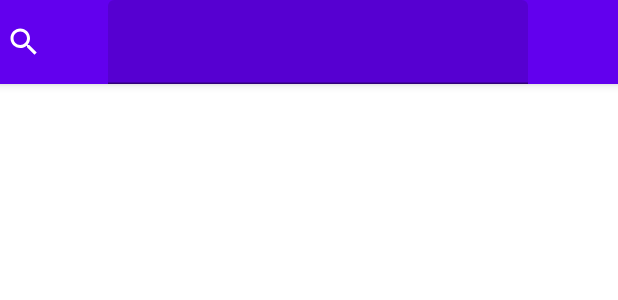
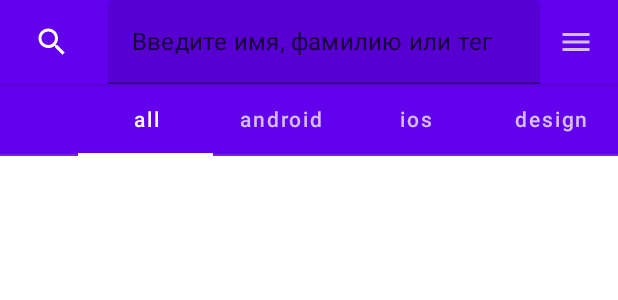
Before and after one commit to zdezak/Coder, an Android app built with Jetpack Compose: the @Preview function DefaultPreview, on a phone screen of 412 x 824 dp. Shown: the top 300 px of the screen. Run offline under Robolectric (Android 15) with nearby library versions, the phone set to English and light mode, and no system bars.

Commit message:
add TopAppBar and Tabs

```diff
--- a/app/src/main/java/com/zdez/coder/main/MainScreen.kt
+++ b/app/src/main/java/com/zdez/coder/main/MainScreen.kt
@@ -1,35 +1,84 @@
 package com.zdez.coder.main
 
+import androidx.compose.foundation.border
 import androidx.compose.foundation.clickable
+import androidx.compose.foundation.horizontalScroll
 import androidx.compose.foundation.layout.*
-import androidx.compose.foundation.lazy.LazyColumn
+import androidx.compose.foundation.lazy.*
+import androidx.compose.foundation.rememberScrollState
 import androidx.compose.material.*
 import androidx.compose.material.icons.Icons
-import androidx.compose.material.icons.filled.Home
+import androidx.compose.material.icons.filled.Menu
 import androidx.compose.material.icons.filled.Search
 import androidx.compose.runtime.*
 import androidx.compose.ui.Alignment
 import androidx.compose.ui.Modifier
-import androidx.compose.ui.text.style.TextAlign
 import androidx.compose.ui.unit.dp
 import androidx.navigation.NavController
 
 @Composable
 fun MainScreen(navController: NavController) {
-
-    var textForSearch by remember {mutableStateOf("")    }
+    val expanded = remember { mutableStateOf(false) }
+    val order = remember { mutableStateOf("firstName") }
+    var textForSearch by remember { mutableStateOf("") }
+    val selectedTabIndex = remember { mutableStateOf(0)}
+    val tabs = listOf<String>(
+        "all",
+        "android",
+        "ios",
+        "design",
+        "management",
+        "qa",
+        "back_office",
+        "frontend",
+        "hr",
+        "pr",
+        "backend",
+        "support",
+        "analytics"
+    )
 
     Scaffold(topBar = {
         TopAppBar(
             title = {
                 TextField(
                     value = textForSearch,
-                    onValueChange = { textForSearch = it })
+                    onValueChange = { textForSearch = it },
+                    modifier = Modifier.fillMaxWidth(1f),
+                    placeholder = { Text(text = "Введите имя, фамилию или тег")}
+                )
             },
             navigationIcon = {
-                Icon(Icons.Filled.Search, contentDescription = "Search textField")
+                Icon(
+                    Icons.Filled.Search,
+                    contentDescription = "Search textField",
+                    modifier = Modifier
+                        .wrapContentSize(Alignment.TopStart)
+                        .fillMaxWidth(0.90f))
+            },
+            actions = {
+                Box(modifier = Modifier.wrapContentSize(Alignment.TopEnd)) {
+                    IconButton(onClick = { expanded.value = true }) {
+                        Icon(Icons.Filled.Menu, contentDescription = "Sorting")
+                    }
+                    DropdownMenu(expanded = expanded.value,
+                        onDismissRequest = { expanded.value = false }) {
+                        DropdownMenuItem(onClick = {
+                            expanded.value = false
+                            order.value = "firstName"
+                        }) {
+                            Text(text = "По алфавиту")
+                        }
+                        DropdownMenuItem(onClick = {
+                            expanded.value = false
+                            order.value = "birthday"
+
+                        }) {
+                            Text(text = "По дате рождения")
+                        }
+                    }
+                }
             }
-            //TODO Actions
         )
     }
     ) {
@@ -38,6 +87,16 @@ fun MainScreen(navController: NavController) {
                 .fillMaxHeight()
         ) {
             //TODO Tabs
+            ScrollableTabRow(selectedTabIndex =selectedTabIndex.value) {
+                tabs.forEachIndexed(){index, tab->
+                    Tab(
+                        selected = index == selectedTabIndex.value,
+                        onClick = { selectedTabIndex.value = index},
+                    text = {Text(text = tab)}
+                    )
+                }
+            }
+
             LazyColumn(verticalArrangement = Arrangement.Top,
                 horizontalAlignment = Alignment.Start
             ) {
```
